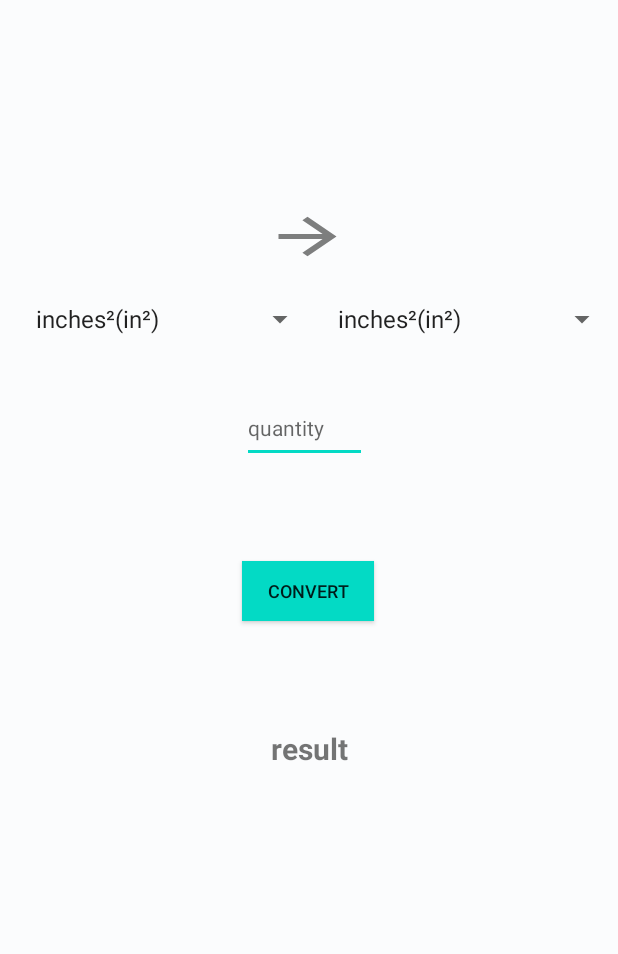
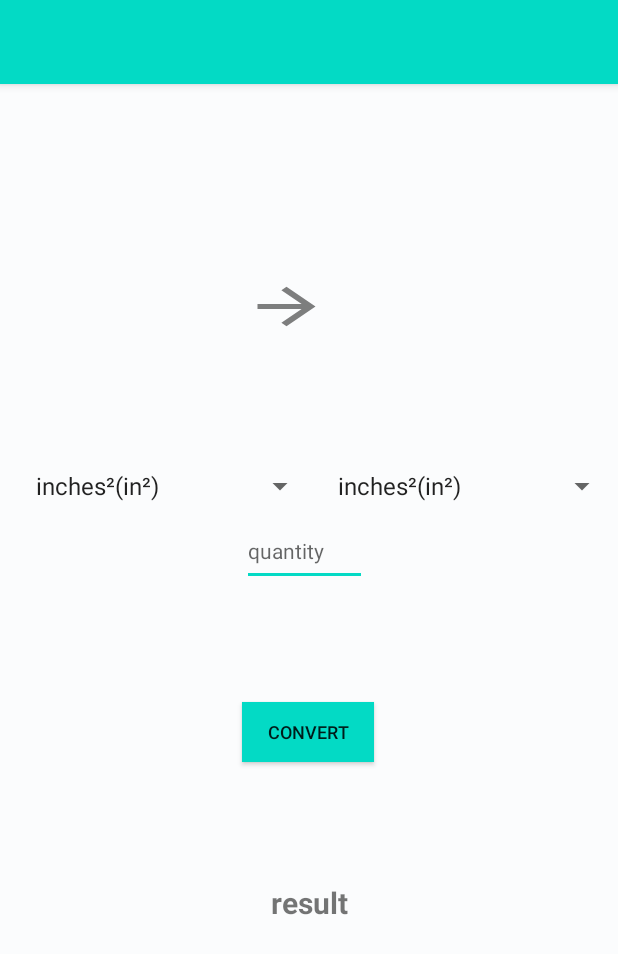
Before and after one commit to KLubin1/Travelers_Calculator, an Android app: the fragment AreaFragment shown on its own in the app's theme, on a phone screen of 412 x 824 dp. Shown: the top 954 px of the screen. Run offline under Robolectric (Android 15) with nearby library versions, the phone set to English and light mode, and no system bars.

Commit message:
Fixed units layout formatting
Because of adding the new toolbar messed it all up.

```diff
--- a/app/src/main/res/layout/fragment_units_area.xml
+++ b/app/src/main/res/layout/fragment_units_area.xml
@@ -6,6 +6,10 @@
     android:layout_width="match_parent"
     android:layout_height="match_parent"
     android:background="@color/background_white">
+
+    <include
+        android:id="@+id/toolbar"
+        layout="@layout/toolbar"/>
 
     <Spinner
         android:id="@+id/spinner1"
@@ -19,7 +23,7 @@
         app:layout_constraintRight_toRightOf="@id/spinner2"
         app:layout_constraintStart_toStartOf="parent"
         app:layout_constraintTop_toTopOf="parent"
-        app:layout_constraintVertical_bias="0.225" />
+        app:layout_constraintVertical_bias="0.474" />
 
     <Spinner
         android:id="@+id/spinner2"
@@ -32,7 +36,7 @@
         app:layout_constraintLeft_toLeftOf="@id/spinner1"
         app:layout_constraintRight_toRightOf="parent"
         app:layout_constraintTop_toTopOf="parent"
-        app:layout_constraintVertical_bias="0.225" />
+        app:layout_constraintVertical_bias="0.474" />
 
     <EditText
         android:id="@+id/quantity"
@@ -47,7 +51,7 @@
         app:layout_constraintHorizontal_bias="0.49"
         app:layout_constraintStart_toStartOf="parent"
         app:layout_constraintTop_toTopOf="parent"
-        app:layout_constraintVertical_bias="0.338" />
+        app:layout_constraintVertical_bias="0.443" />
 
 
     <TextView
@@ -61,7 +65,7 @@
         app:layout_constraintEnd_toEndOf="parent"
         app:layout_constraintStart_toStartOf="parent"
         app:layout_constraintTop_toTopOf="parent"
-        app:layout_constraintVertical_bias="0.609" />
+        app:layout_constraintVertical_bias="0.738" />
 
     <TextView
         android:id="@+id/unit_type"
@@ -72,7 +76,7 @@
         app:layout_constraintHorizontal_bias="0.498"
         app:layout_constraintStart_toStartOf="parent"
         app:layout_constraintTop_toTopOf="parent"
-        app:layout_constraintVertical_bias="0.671" />
+        app:layout_constraintVertical_bias="0.797" />
 
     <Button
         android:id="@+id/convertButton"
@@ -86,7 +90,7 @@
         app:layout_constraintHorizontal_bias="0.498"
         app:layout_constraintStart_toStartOf="parent"
         app:layout_constraintTop_toTopOf="parent"
-        app:layout_constraintVertical_bias="0.477" />
+        app:layout_constraintVertical_bias="0.597" />
 
     <!--
     <Button
@@ -112,10 +116,10 @@
         android:background="@drawable/ic_conversion_arrow"
         app:layout_constraintBottom_toBottomOf="parent"
         app:layout_constraintEnd_toEndOf="parent"
-        app:layout_constraintHorizontal_bias="0.498"
+        app:layout_constraintHorizontal_bias="0.458"
         app:layout_constraintStart_toStartOf="parent"
         app:layout_constraintTop_toTopOf="parent"
-        app:layout_constraintVertical_bias="0.176" />
+        app:layout_constraintVertical_bias="0.235" />
 
 
 
```
Also changed, not shown: app/src/main/res/layout/fragment_units_length.xml (+37 -32 lines), app/src/main/res/layout/fragment_units_temperature.xml (+12 -8 lines), app/src/main/res/layout/fragment_units_volume.xml (+12 -8 lines), app/src/main/res/layout/fragment_units_weight.xml (+11 -7 lines).
